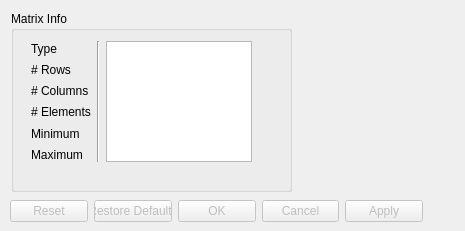
This is src/Interface/Modules/Math/ReportMatrixInfo.ui in SCIInstitute/SCIRun as Qt 5 draws it before an edit. The edited form follows.
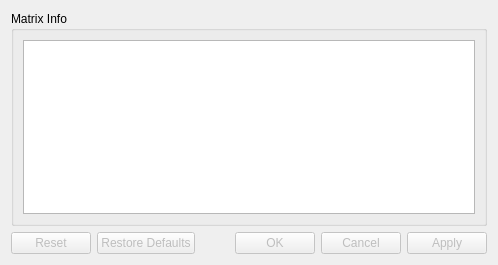
This is the edited form.

```diff
--- a/src/Interface/Modules/Math/ReportMatrixInfo.ui
+++ b/src/Interface/Modules/Math/ReportMatrixInfo.ui
@@ -6,8 +6,8 @@
    <rect>
     <x>0</x>
     <y>0</y>
-    <width>465</width>
-    <height>231</height>
+    <width>498</width>
+    <height>265</height>
    </rect>
   </property>
   <property name="sizePolicy">
@@ -25,104 +25,14 @@
   <property name="windowTitle">
    <string>Dialog</string>
   </property>
-  <widget class="QDialogButtonBox" name="buttonBox">
-   <property name="enabled">
-    <bool>false</bool>
-   </property>
-   <property name="geometry">
-    <rect>
-     <x>10</x>
-     <y>200</y>
-     <width>413</width>
-     <height>23</height>
-    </rect>
-   </property>
-   <property name="orientation">
-    <enum>Qt::Horizontal</enum>
-   </property>
-   <property name="standardButtons">
-    <set>QDialogButtonBox::Apply|QDialogButtonBox::Cancel|QDialogButtonBox::Ok|QDialogButtonBox::Reset|QDialogButtonBox::RestoreDefaults</set>
-   </property>
-   <property name="centerButtons">
-    <bool>false</bool>
-   </property>
-  </widget>
+  <layout class="QVBoxLayout" name="verticalLayout">
+   <item>
   <widget class="QGroupBox" name="groupBox">
-   <property name="geometry">
-    <rect>
-     <x>11</x>
-     <y>11</y>
-     <width>281</width>
-     <height>181</height>
-    </rect>
-   </property>
    <property name="title">
     <string>Matrix Info</string>
    </property>
-   <widget class="QWidget" name="layoutWidget">
-    <property name="geometry">
-     <rect>
-      <x>20</x>
-      <y>30</y>
-      <width>221</width>
-      <height>121</height>
-     </rect>
-    </property>
-    <layout class="QHBoxLayout" name="horizontalLayout">
-     <item>
-      <layout class="QVBoxLayout" name="verticalLayout">
-       <item>
-        <widget class="QLabel" name="label">
-         <property name="text">
-          <string>Type</string>
-         </property>
-        </widget>
-       </item>
-       <item>
-        <widget class="QLabel" name="label_2">
-         <property name="text">
-          <string># Rows</string>
-         </property>
-        </widget>
-       </item>
-       <item>
-        <widget class="QLabel" name="label_3">
-         <property name="text">
-          <string># Columns</string>
-         </property>
-        </widget>
-       </item>
-       <item>
-        <widget class="QLabel" name="label_4">
-         <property name="text">
-          <string># Elements</string>
-         </property>
-        </widget>
-       </item>
-       <item>
-        <widget class="QLabel" name="label_5">
-         <property name="text">
-          <string>Minimum</string>
-         </property>
-        </widget>
-       </item>
-       <item>
-        <widget class="QLabel" name="label_6">
-         <property name="text">
-          <string>Maximum</string>
-         </property>
-        </widget>
-       </item>
-      </layout>
-     </item>
-     <item>
-      <widget class="Line" name="line">
-       <property name="orientation">
-        <enum>Qt::Vertical</enum>
-       </property>
-      </widget>
-     </item>
-     <item>
+     <layout class="QGridLayout" name="gridLayout">
+      <item row="0" column="0">
       <widget class="QPlainTextEdit" name="matrixInfoTextEdit_">
        <property name="lineWrapMode">
         <enum>QPlainTextEdit::NoWrap</enum>
@@ -134,7 +44,24 @@
      </item>
     </layout>
    </widget>
-  </widget>
+   </item>
+   <item>
+    <widget class="QDialogButtonBox" name="buttonBox">
+     <property name="enabled">
+      <bool>false</bool>
+     </property>
+     <property name="orientation">
+      <enum>Qt::Horizontal</enum>
+     </property>
+     <property name="standardButtons">
+      <set>QDialogButtonBox::Apply|QDialogButtonBox::Cancel|QDialogButtonBox::Ok|QDialogButtonBox::Reset|QDialogButtonBox::RestoreDefaults</set>
+     </property>
+     <property name="centerButtons">
+      <bool>false</bool>
+     </property>
+    </widget>
+   </item>
+  </layout>
  </widget>
  <resources/>
  <connections>
```
Lines whose indentation alone changed are shown as unchanged.
